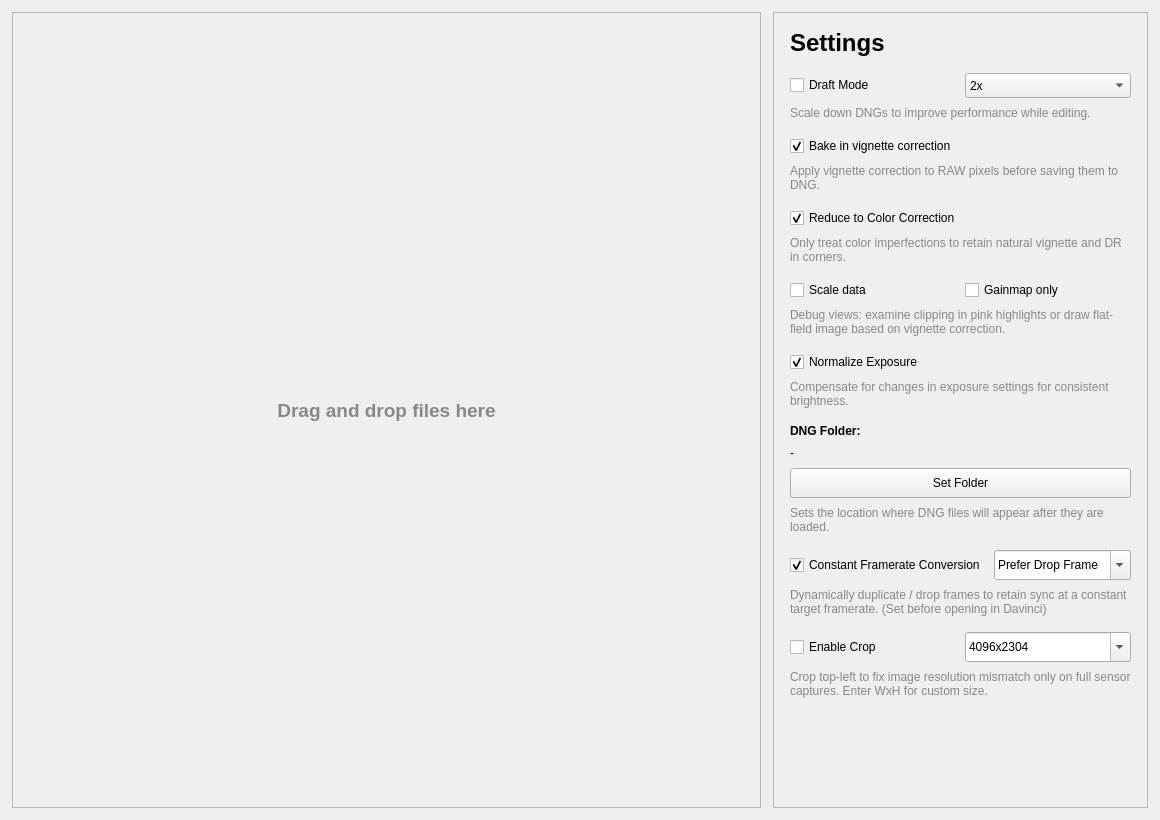
LeonardSander/motioncam-fs, file ui/mainwindow.ui: the form before one commit.
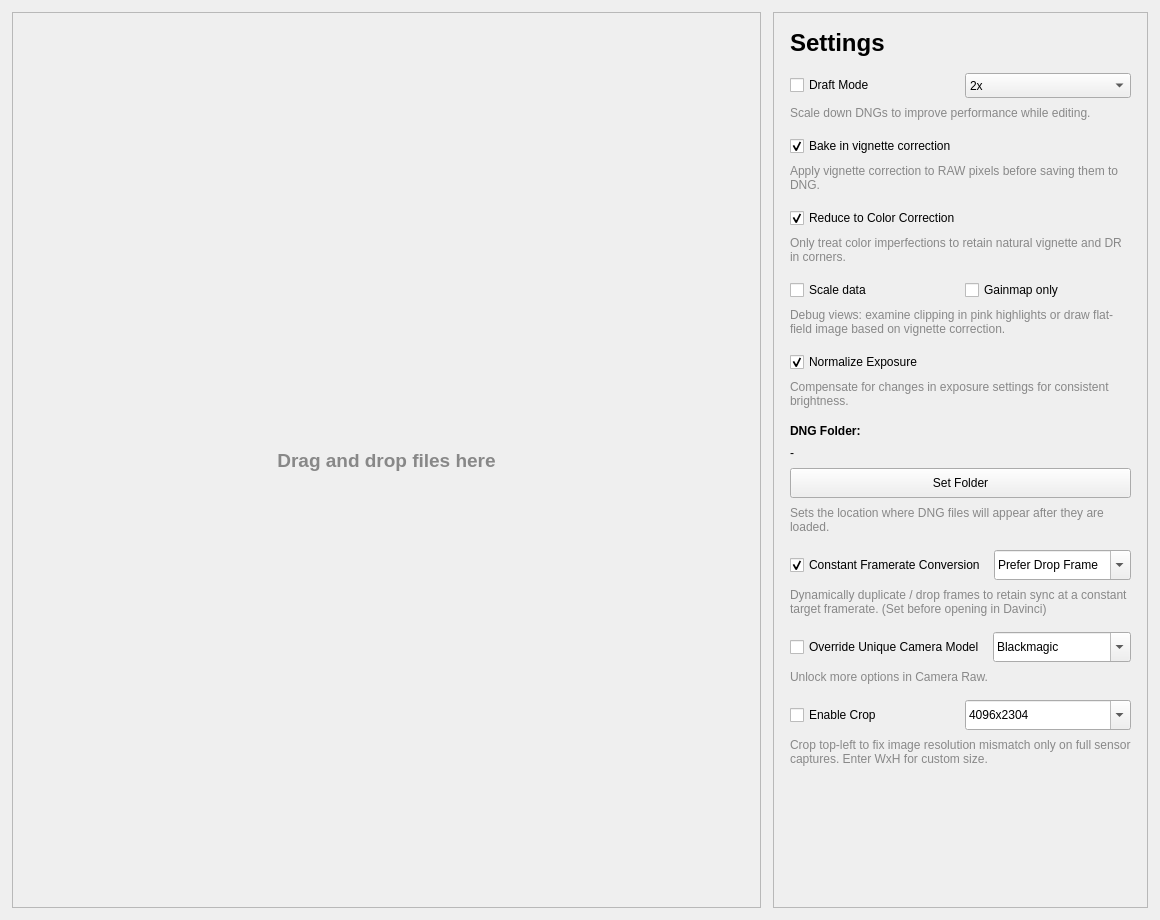
The form after the commit.

Commit message: add override camera model combobox & realise black level subtraction for vignette bake & inversing gainmap only view

```diff
--- a/ui/mainwindow.ui
+++ b/ui/mainwindow.ui
@@ -7,7 +7,7 @@
     <x>0</x>
     <y>0</y>
     <width>1160</width>
-    <height>820</height>
+    <height>920</height>
    </rect>
   </property>
   <property name="windowTitle">
@@ -447,6 +447,68 @@
          </item>
         </layout>
        </item>
+       <item>
+        <layout class="QVBoxLayout" name="camModelSection">
+         <property name="spacing">
+          <number>8</number>
+         </property>
+         <item>
+          <layout class="QHBoxLayout" name="camModelLayout">
+           <property name="spacing">
+            <number>8</number>
+           </property>
+           <item>
+            <widget class="QCheckBox" name="camModelOverrideCheckBox">
+             <property name="text">
+              <string>Override Unique Camera Model</string>
+             </property>
+             <property name="checked">
+              <bool>false</bool>
+             </property>
+            </widget>
+           </item>
+           <item>
+            <widget class="QComboBox" name="camModelOverrideComboBox">
+             <property name="minimumSize">
+              <size>
+               <width>100</width>
+               <height>30</height>
+              </size>
+             </property>
+             <property name="editable">
+                <bool>true</bool>
+              </property>
+              <item>
+                <property name="text">
+                <string>Blackmagic</string>
+                </property>
+              </item>
+              <item>
+                <property name="text">
+                <string>Panasonic</string>
+                </property>
+              </item>
+              <item>
+                <property name="text">
+                <string>Fujifilm</string>
+                </property>
+              </item>     
+            </widget>
+           </item>
+          </layout>
+         </item>
+         <item>
+          <widget class="QLabel" name="camModelLabel">
+           <property name="text">
+            <string>&lt;html&gt;&lt;head/&gt;&lt;body&gt;&lt;p&gt;&lt;span style=&quot; font-size:9pt; color:#888888;&quot;&gt;Unlock more options in Camera Raw.&lt;/span&gt;&lt;/p&gt;&lt;/body&gt;&lt;/html&gt;</string>
+           </property>
+           <property name="wordWrap">
+            <bool>true</bool>
+           </property>
+          </widget>
+         </item>
+        </layout>
+       </item>
        <item>
         <layout class="QVBoxLayout" name="cropSection">
          <property name="spacing">
```
The commit also changes 13 other files.
